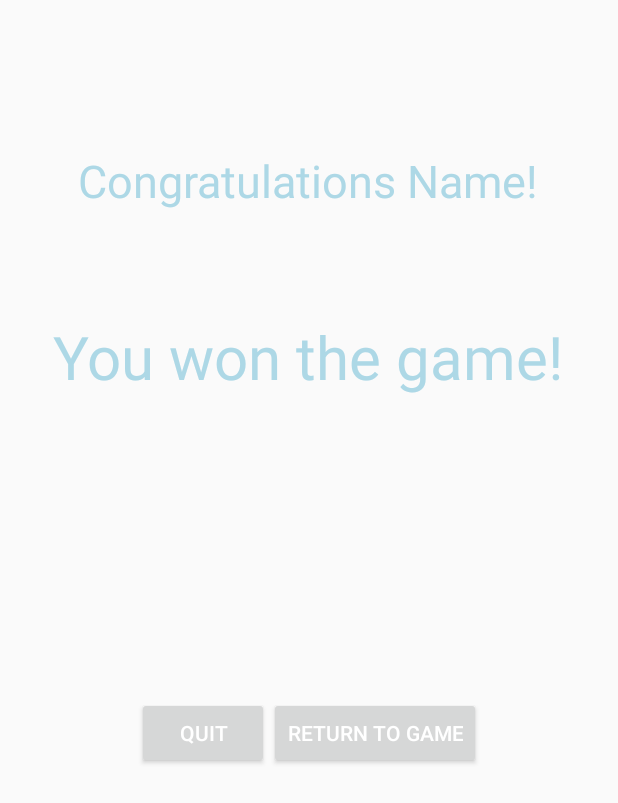
After one commit to cmoorad/FinalProject, an Android app: the GameComplete screen opened directly, with no data from a screen before it, on a phone screen of 412 x 824 dp. The commit adds this screen. Shown: the top 803 px of the screen. Run offline under Robolectric (Android 15) with nearby library versions, the phone set to English and light mode, and no system bars; network calls fail; 6 statements that could not run were skipped.

Commit message:
last update

```diff
--- a/app/src/main/AndroidManifest.xml
+++ b/app/src/main/AndroidManifest.xml
@@ -45,6 +45,7 @@
             </intent-filter>
         </activity>
         <activity android:name=".Game" />
+        <activity android:name=".GameComplete" />
         <activity android:name=".Success" />
     </application>
 
--- /dev/null
+++ b/app/src/main/java/com/example/gabechrisjack/finalproject/GameComplete.java
@@ -0,0 +1,75 @@
+package com.example.gabechrisjack.finalproject;
+
+import android.content.Context;
+import android.content.Intent;
+import android.os.Bundle;
+import android.support.v7.app.AppCompatActivity;
+import android.view.View;
+import android.widget.Button;
+import android.widget.LinearLayout;
+import android.widget.TextView;
+
+
+
+/**
+ * Created by ucla201 on 11/18/17.
+ */
+
+public class GameComplete extends AppCompatActivity {
+
+    public View view;
+    public String user;
+    public String pass;
+
+    public GameComplete() {
+    }
+
+    protected void onCreate(Bundle savedInstanceState) {
+
+        super.onCreate(savedInstanceState);
+        setContentView(R.layout.game_complete);
+
+        view = (LinearLayout) findViewById(R.id.gameview);
+
+        Intent i = getIntent();
+        user = i.getStringExtra("user");
+        pass = i.getStringExtra("pass");
+
+
+
+        Button quitbutton = view.findViewById(R.id.quit);
+        quitbutton.setBackgroundColor(getResources().getColor(R.color.red));
+
+        quitbutton.setOnClickListener(new View.OnClickListener() {
+            @Override
+            public void onClick(View view) {
+                Intent myIntent = new Intent(getActivity(), MainActivity.class);
+                myIntent.putExtra("user", user);
+                myIntent.putExtra("pass", pass);
+                startActivity(myIntent);
+            }
+        });
+
+
+        Button returnbutton = view.findViewById(R.id.quit);
+        returnbutton.setBackgroundColor(getResources().getColor(R.color.green));
+
+        returnbutton.setOnClickListener(new View.OnClickListener() {
+            @Override
+            public void onClick(View view) {
+                Intent myIntent = new Intent(getActivity(), Game.class);
+                myIntent.putExtra("user", user);
+                myIntent.putExtra("pass", pass);
+                startActivity(myIntent);
+            }
+        });
+
+
+
+    }
+
+
+    public Context getActivity() {
+        return this;
+    }
+}
--- /dev/null
+++ b/app/src/main/res/layout/game_complete.xml
@@ -0,0 +1,49 @@
+<?xml version="1.0" encoding="utf-8"?>
+<LinearLayout xmlns:android="http://schemas.android.com/apk/res/android"
+    android:orientation="vertical" android:layout_width="match_parent"
+    android:layout_height="match_parent">
+
+
+    <TextView
+        android:layout_width="wrap_content"
+        android:layout_height="wrap_content"
+        android:layout_marginTop="100dp"
+        android:text="Congratulations Name!"
+        android:textSize="30dp"
+        android:textColor="@color/blue"
+        android:layout_gravity="center_horizontal"/>
+
+    <TextView
+        android:layout_width="wrap_content"
+        android:layout_height="wrap_content"
+        android:layout_marginTop="70dp"
+        android:textColor="@color/blue"
+        android:textSize="40dp"
+        android:text="You won the game!"
+        android:layout_gravity="center_horizontal"/>
+
+
+    <LinearLayout
+        android:layout_width="wrap_content"
+        android:layout_height="wrap_content"
+        android:layout_gravity="center_horizontal"
+        android:layout_marginTop="200dp"
+        android:orientation="horizontal">
+
+        <Button
+            android:id="@+id/quit"
+            android:layout_width="wrap_content"
+            android:layout_height="wrap_content"
+            android:textColor="@color/white"
+            android:text="Quit"/>
+
+        <Button
+            android:id="@+id/returntogame"
+            android:layout_width="wrap_content"
+            android:layout_height="wrap_content"
+            android:textColor="@color/white"
+            android:text="Return to game"/>
+
+    </LinearLayout>
+
+</LinearLayout>
--- a/app/src/main/res/values/colors.xml
+++ b/app/src/main/res/values/colors.xml
@@ -6,4 +6,5 @@
     <color name="red">#ff0000</color>
     <color name="green">#00ff00</color>
     <color name="blue">#add8e6</color>
+    <color name="white">#ffffff</color>
 </resources>
```
Also changed, not shown: app/src/main/java/com/example/gabechrisjack/finalproject/Game.java (+20 -0 lines), app/src/main/res/layout/profile.xml (deleted, +0 -59 lines).
